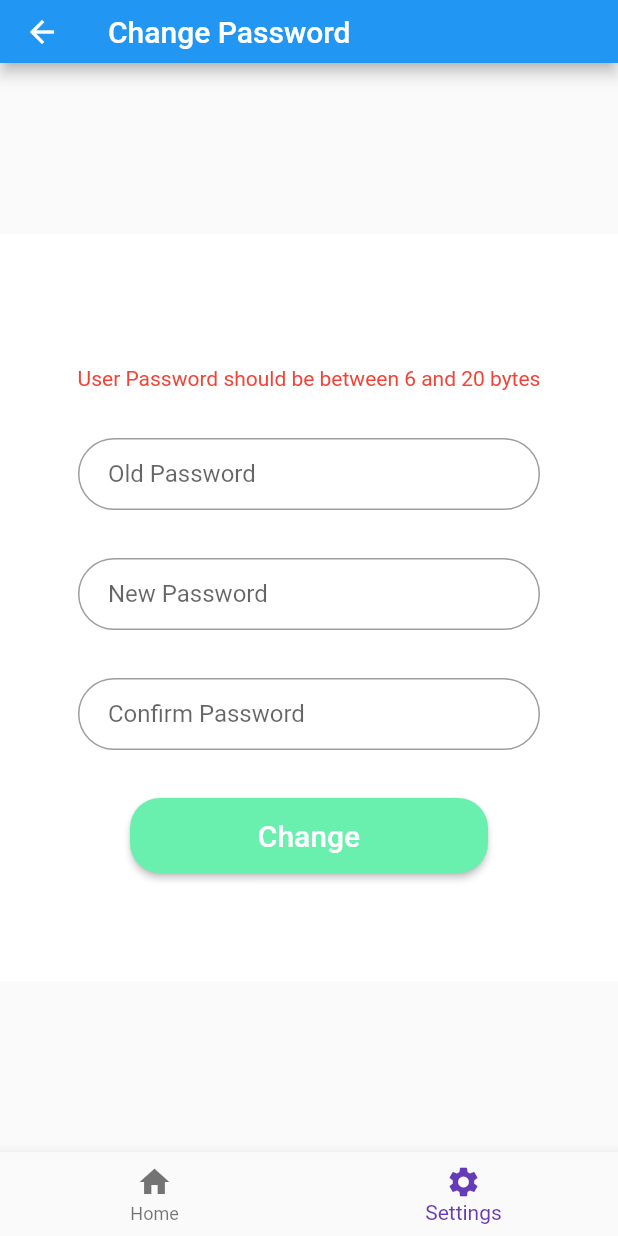
After one commit to lhcdims/fluttertemplate02, a Flutter app: the ClsChangePassword screen opened directly, after a tap on "Change", on a phone screen of 412 x 824 dp. The commit adds this screen. Run offline on Flutter 3.47's test engine with Material 2 defaults, Android fonts, the phone set to English and light mode, and no system bars; our stand-ins replace connectivity, flutter_redux, fluttertoast, modal_progress_hud, redux, shared_preferences; missing offline and left inert: adhara_socket_io, threading; accounts and stored records are empty.

Commit message:
Change Password OK

```diff
--- /dev/null
+++ b/lib/ChangePassword.dart
@@ -0,0 +1,284 @@
+// This program display the Login Page
+
+// Import Flutter Darts
+import 'dart:async';
+import 'package:flutter/material.dart';
+import 'package:flutter_redux/flutter_redux.dart';
+import 'package:modal_progress_hud/modal_progress_hud.dart';
+import 'package:redux/redux.dart';
+import 'package:threading/threading.dart';
+
+// Import Self Darts
+import 'gv.dart';
+import 'LangStrings.dart';
+import 'tmpSettings.dart';
+import 'Utilities.dart';
+
+// Import Pages
+import 'bottom.dart';
+import 'SettingsMain.dart';
+
+// Login Page
+class ClsChangePassword extends StatefulWidget {
+  @override
+  _ClsChangePasswordState createState() => _ClsChangePasswordState();
+}
+
+class _ClsChangePasswordState extends State<ClsChangePassword> {
+  @override
+  initState() {
+    super.initState();
+    // Add listeners to this class, if any
+  }
+
+  void funChangePressed() {
+    if (!gv.bolLoading) {
+      gv.resetVars();
+
+      // Validate Input
+      if (ut.stringBytes(ctlUserPWOld.text) < gv.intDefUserPWMinLen ||
+          ut.stringBytes(ctlUserPWOld.text) > gv.intDefUserPWMaxLen) {
+        setState(() {
+          gv.strChangePWError = ls.gs('UserPWErrorMinMaxLen');
+        });
+        return;
+      }
+      if (ut.stringBytes(ctlUserPW.text) < gv.intDefUserPWMinLen ||
+          ut.stringBytes(ctlUserPW.text) > gv.intDefUserPWMaxLen) {
+        setState(() {
+          gv.strChangePWError = ls.gs('UserPWErrorMinMaxLen');
+        });
+        return;
+      }
+      if (ut.stringBytes(ctlUserPW.text) ==
+          ut.stringBytes(ctlUserPWOld.text)) {
+        setState(() {
+          gv.strChangePWError = ls.gs('OldPasswordCannotBeTheSameAsNewPassword');
+        });
+        return;
+      }
+      if (ut.stringBytes(ctlUserPW.text) !=
+          ut.stringBytes(ctlUserPWConfirm.text)) {
+        setState(() {
+          gv.strChangePWError = ls.gs('RegisterErrorConfirmPassword');
+        });
+        return;
+      }
+
+      // Check Network Connection
+      if (!gv.gbolSIOConnected) {
+        setState(() {
+          gv.strChangePWError = ls.gs('NetworkDisconnectedTryLater');
+        });
+        return;
+      }
+
+      // Reset login result
+      gv.aryChangePWResult = [];
+
+      // Show Loading
+      setState(() {
+        gv.bolLoading = true;
+      });
+
+      // Send to server that client wants to change password
+      gv.socket.emit('ChangePassword', [gv.strLoginID, ctlUserPWOld.text, ctlUserPW.text]);
+
+      // Start ChangePW Time in ms
+      gv.timChangePW = DateTime.now().millisecondsSinceEpoch;
+
+      new Future.delayed(new Duration(milliseconds: 100), () async {
+        while (gv.bolLoading) {
+          await Thread.sleep(100);
+          // Use string to check if it is array
+          if (gv.aryChangePWResult.toString() == '[]') {
+            // this means the server not yet return any value
+            if (DateTime.now().millisecondsSinceEpoch - gv.timChangePW >
+                gv.intSocketTimeout) {
+              gv.strChangePWError = ls.gs('TimeoutError');
+              setState(() {
+                gv.bolLoading = false;
+              });
+            } else {
+              // Not Yet Timeout, so Continue Loading
+            }
+          } else {
+            // this means that server has returned some values
+            if (gv.aryChangePWResult[0] == '0000') {
+              gv.bolLoading = false;
+
+              // Save Login ID & PW in Memory
+              gv.strLoginPW = ctlUserPW.text;
+
+              // Save Login ID & PW in SharedPreferences
+              gv.setString('strLoginPW', gv.strLoginPW);
+
+              // Show Password Changed
+              ut.showToast(ls.gs('PasswordChanged'), true);
+
+              // Goto Settings Main
+              gv.gstrCurPage = 'SettingsMain';
+              Navigator.push(
+                context,
+                MaterialPageRoute(
+                    builder: (context) =>
+                        StoreConnector<int, int>(
+                            builder: (BuildContext context, int intTemp) {
+                              return ClsSettingsMain(intTemp);
+                            }, converter: (Store<int> sintTemp) {
+                          return sintTemp.state;
+                        })),
+              );
+              // Reset Routes
+              Navigator.pushNamedAndRemoveUntil(context, '/', (_) => false);
+            } else if (gv.aryChangePWResult[0] == '1000') {
+              gv.strChangePWError = ls.gs('OldPasswordIsNotCorrect');
+              setState(() {
+                gv.bolLoading = false;
+              });
+            } else {
+              // Other Error
+              gv.strChangePWError = ls.gs('SystemError');
+              setState(() {
+                gv.bolLoading = false;
+              });
+            }
+          }
+        }
+      });
+    }
+  }
+
+  final ctlUserPWOld = TextEditingController();
+  final ctlUserPW = TextEditingController();
+  final ctlUserPWConfirm = TextEditingController();
+
+  Widget Body() {
+    return Center(
+      child: Container(
+        color: Colors.white,
+        height: sv.dblBodyHeight,
+        width: sv.dblScreenWidth,
+        child: Center(
+          child: SingleChildScrollView(
+            child: Column(
+              mainAxisAlignment: MainAxisAlignment.center,
+              crossAxisAlignment: CrossAxisAlignment.center,
+              children: <Widget>[
+                Text(' '),
+                Text(gv.strChangePWError, style: TextStyle(color: Colors.red)),
+                Text(' '),
+                Text(' '),
+                Row(
+                  children: <Widget>[
+                    Text(ut.Space(sv.gintSpaceTextField)),
+                    Expanded(
+                      child: TextField(
+                        controller: ctlUserPWOld,
+                        autofocus: false,
+                        obscureText: true,
+                        decoration: InputDecoration(
+                          hintText: ls.gs('PasswordOld'),
+                          contentPadding:
+                              EdgeInsets.fromLTRB(20.0, 10.0, 20.0, 10.0),
+                          border: OutlineInputBorder(
+                              borderRadius: BorderRadius.circular(32.0)),
+                        ),
+                      ),
+                    ),
+                    Text(ut.Space(sv.gintSpaceTextField)),
+                  ],
+                ),
+                Text(' '),
+                Text(' '),
+                Row(
+                  children: <Widget>[
+                    Text(ut.Space(sv.gintSpaceTextField)),
+                    Expanded(
+                      child: TextField(
+                        controller: ctlUserPW,
+                        autofocus: false,
+                        obscureText: true,
+                        decoration: InputDecoration(
+                          hintText: ls.gs('PasswordNew'),
+                          contentPadding:
+                          EdgeInsets.fromLTRB(20.0, 10.0, 20.0, 10.0),
+                          border: OutlineInputBorder(
+                              borderRadius: BorderRadius.circular(32.0)),
+                        ),
+                      ),
+                    ),
+                    Text(ut.Space(sv.gintSpaceTextField)),
+                  ],
+                ),
+                Text(' '),
+                Text(' '),
+                Row(
+                  children: <Widget>[
+                    Text(ut.Space(sv.gintSpaceTextField)),
+                    Expanded(
+                      child: TextField(
+                        controller: ctlUserPWConfirm,
+                        autofocus: false,
+                        obscureText: true,
+                        decoration: InputDecoration(
+                          hintText: ls.gs('UserPWConfirm'),
+                          contentPadding:
+                          EdgeInsets.fromLTRB(20.0, 10.0, 20.0, 10.0),
+                          border: OutlineInputBorder(
+                              borderRadius: BorderRadius.circular(32.0)),
+                        ),
+                      ),
+                    ),
+                    Text(ut.Space(sv.gintSpaceTextField)),
+                  ],
+                ),
+                Text(' '),
+                Text(' '),
+                Row(
+                  children: <Widget>[
+                    Text(ut.Space(sv.gintSpaceBigButton)),
+                    Expanded(
+                      child: SizedBox(
+                        height: sv.dblDefaultFontSize * 2.5,
+                        child: RaisedButton(
+                          shape: new RoundedRectangleBorder(
+                              borderRadius: new BorderRadius.circular(
+                                  sv.dblDefaultRoundRadius)),
+                          textColor: Colors.white,
+                          color: Colors.greenAccent,
+                          onPressed: () => funChangePressed(),
+                          child: Text(ls.gs('Change'),
+                              style: TextStyle(
+                                  fontSize: sv.dblDefaultFontSize * 1)),
+                        ),
+                      ),
+                    ),
+                    Text(ut.Space(sv.gintSpaceBigButton)),
+                  ],
+                ),
+              ],
+            ),
+          ),
+        ),
+      ),
+    );
+  }
+
+  @override
+  Widget build(BuildContext context) {
+    return Scaffold(
+      appBar: PreferredSize(
+        child: AppBar(
+          title: Text(
+            ls.gs('ChangePassword'),
+            style: TextStyle(fontSize: sv.dblDefaultFontSize),
+          ),
+        ),
+        preferredSize: new Size.fromHeight(sv.dblTopHeight),
+      ),
+      body: ModalProgressHUD(child: Body(), inAsyncCall: gv.bolLoading),
+      bottomNavigationBar: ClsBottom(),
+    );
+  }
+}
--- a/lib/LangStrings.dart
+++ b/lib/LangStrings.dart
@@ -37,6 +37,7 @@ class ls {
     { 'Title':'ActivationEmailSent', 'Content':'Activation Email Sent'},
     { 'Title':'Change', 'Content':'Change'},
     { 'Title':'ChangeEmailNeedActivateAgain', 'Content':'Need to Re-Activate if email is changed'},
+    { 'Title':'ChangePassword', 'Content':'Change Password'},
     { 'Title':'EmailAddress', 'Content':'Email Address'},
     { 'Title':'EmailAddressFormatError', 'Content':'Email Address is not in the correct format'},
     { 'Title':'EmailAddressRegisterWarning', 'Content':'An Activation Code will be sent to you via Email'},
@@ -51,6 +52,9 @@ class ls {
     { 'Title':'LoginErrorUserIDPassword', 'Content':'Login Failed: User ID & Password does not match'},
     { 'Title':'LoginSuccess', 'Content':'Login Success'},
     { 'Title':'Logout', 'Content':'Logout'},
+    { 'Title':'PasswordChanged', 'Content':'Password Changed'},
+    { 'Title':'PasswordNew', 'Content':'New Password'},
+    { 'Title':'PasswordOld', 'Content':'Old Password'},
     { 'Title':'PersonalInformation', 'Content':'Personal Information'},
     { 'Title':'PersonalInformationChanged', 'Content':'Personal Information Changed'},
     { 'Title':'Register', 'Content':'Register'},
@@ -63,6 +67,8 @@ class ls {
     { 'Title':'NetworkDisconnected', 'Content':'Network Disonnected'},
     { 'Title':'NetworkDisconnectedTryLater', 'Content':'Network Disonnected, try again later'},
     { 'Title':'NothingChanged', 'Content':'Nothing Changed'},
+    { 'Title':'OldPasswordCannotBeTheSameAsNewPassword', 'Content':'Old Password cannot be the same as New Password'},
+    { 'Title':'OldPasswordIsNotCorrect', 'Content':'Old Password is not correct'},
     { 'Title':'SelectLanguage', 'Content':'Select Language'},
     { 'Title':'SendActivationEmailAgain', 'Content':'Send Activation Email Again'},
     { 'Title':'Settings', 'Content':'Settings'},
@@ -94,6 +100,7 @@ class ls {
     { 'Title':'ActivationEmailSent', 'Content':'已发生激活电邮'},
     { 'Title':'Change', 'Content':'更改'},
     { 'Title':'ChangeEmailNeedActivateAgain', 'Content':'若更改电邮需要重新激活账户'},
+    { 'Title':'ChangePassword', 'Content':'更改密码'},
     { 'Title':'EmailAddress', 'Content':'电邮地址'},
     { 'Title':'EmailAddressFormatError', 'Content':'电邮地址格式不正确'},
     { 'Title':'EmailAddressRegisterWarning', 'Content':'激活码将会透过电邮发送给您'},
@@ -108,6 +115,9 @@ class ls {
     { 'Title':'LoginErrorUserIDPassword', 'Content':'登入失败：账号 及 密码不匹配'},
     { 'Title':'LoginSuccess', 'Content':'登入成功'},
     { 'Title':'Logout', 'Content':'登出'},
+    { 'Title':'PasswordChanged', 'Content':'密码已更改'},
+    { 'Title':'PasswordNew', 'Content':'新密码'},
+    { 'Title':'PasswordOld', 'Content':'旧密码'},
     { 'Title':'PersonalInformation', 'Content':'个人资料'},
     { 'Title':'PersonalInformationChanged', 'Content':'个人资料已更改'},
     { 'Title':'Register', 'Content':'注册'},
@@ -120,6 +130,8 @@ class ls {
     { 'Title':'NetworkDisconnected', 'Content':'网络已断开'},
     { 'Title':'NetworkDisconnectedTryLater', 'Content':'网络已断开，请稍后再试'},
     { 'Title':'NothingChanged', 'Content':'没有任何改变'},
+    { 'Title':'OldPasswordCannotBeTheSameAsNewPassword', 'Content':'旧密码不能和新密码一样'},
+    { 'Title':'OldPasswordIsNotCorrect', 'Content':'旧密码不正确'},
     { 'Title':'SelectLanguage', 'Content':'选择语言'},
     { 'Title':'SendActivationEmailAgain', 'Content':'重新发送激活电邮'},
     { 'Title':'Settings', 'Content':'设置'},
@@ -151,6 +163,7 @@ class ls {
     { 'Title':'ActivationEmailSent', 'Content':'已發送激活電郵'},
     { 'Title':'Change', 'Content':'更改'},
     { 'Title':'ChangeEmailNeedActivateAgain', 'Content':'若更改電郵需要重新激活賬戶'},
+    { 'Title':'ChangePassword', 'Content':'更改密碼'},
     { 'Title':'EmailAddress', 'Content':'電郵地址'},
     { 'Title':'EmailAddressFormatError', 'Content':'電郵地址格式不正確'},
     { 'Title':'EmailAddressRegisterWarning', 'Content':'激活碼將會透過電郵發送給您'},
@@ -165,6 +178,9 @@ class ls {
     { 'Title':'LoginErrorUserIDPassword', 'Content':'登入失敗：賬號 及 密碼不匹配'},
     { 'Title':'LoginSuccess', 'Content':'登入成功'},
     { 'Title':'Logout', 'Content':'登出'},
+    { 'Title':'PasswordChanged', 'Content':'密碼已更改'},
+    { 'Title':'PasswordNew', 'Content':'新密碼'},
+    { 'Title':'PasswordOld', 'Content':'舊密碼'},
     { 'Title':'PersonalInformation', 'Content':'個人資料'},
     { 'Title':'PersonalInformationChanged', 'Content':'個人資料已更改'},
     { 'Title':'Register', 'Content':'註冊'},
@@ -177,6 +193,8 @@ class ls {
     { 'Title':'NetworkDisconnected', 'Content':'網絡已斷開'},
     { 'Title':'NetworkDisconnectedTryLater', 'Content':'網絡已斷開，請稍後再試'},
     { 'Title':'NothingChanged', 'Content':'沒有任何改變'},
+    { 'Title':'OldPasswordCannotBeTheSameAsNewPassword', 'Content':'舊密碼不能和新密碼一樣'},
+    { 'Title':'OldPasswordIsNotCorrect', 'Content':'舊密碼不正確'},
     { 'Title':'SelectLanguage', 'Content':'選擇語言'},
     { 'Title':'SendActivationEmailAgain', 'Content':'重新發送激活電郵'},
     { 'Title':'Settings', 'Content':'設置'},
--- a/lib/gv.dart
+++ b/lib/gv.dart
@@ -1,6 +1,7 @@
 // This program stores ALL global variables required by ALL darts
 
 // Import Flutter Darts
+import 'dart:convert';
 import 'package:adhara_socket_io/adhara_socket_io.dart';
 import 'package:connectivity/connectivity.dart';
 import 'package:flutter/material.dart';
@@ -132,6 +133,11 @@ class gv {
   static var ctlPerInfoUserEmail = TextEditingController();
   static bool bolPerInfoFirstCall = false;
 
+  // Var For Change Password
+  static var strChangePWError = '';
+  static var aryChangePWResult = [];
+  static var timChangePW = DateTime.now().millisecondsSinceEpoch;
+
   // socket.io related
   static const String URI = 'http://thisapp.zephan.top:10531';
   static bool gbolSIOConnected = false;
@@ -176,6 +182,7 @@ class gv {
       ut.showToast(ls.gs('NetworkDisconnected'));
     });
 
+
     socket.on('LoginResult', (data) {
       // Check if the result comes back too late
       if (DateTime.now().millisecondsSinceEpoch - timLogin > intSocketTimeout) {
@@ -217,6 +224,7 @@ class gv {
       }
     });
 
+
     socket.on('ForceLogoutByServer', (data) {
       // Force Logout By Server (Duplicate Login)
 
@@ -234,6 +242,7 @@ class gv {
       resetStates();
     });
 
+
     socket.on('RegisterResult', (data) {
       // Check if the result comes back too late
       if (DateTime.now().millisecondsSinceEpoch - timRegister >
@@ -243,6 +252,7 @@ class gv {
       }
       aryRegisterResult = data;
     });
+
 
     socket.on('ActivateResult', (data) {
       // Check if the result comes back too late
@@ -254,6 +264,7 @@ class gv {
       aryActivateResult = data;
     });
 
+
     socket.on('SendEmailAgainResult', (data) {
       // Check if the result comes back too late
       if (DateTime.now().millisecondsSinceEpoch - timActivate >
@@ -263,6 +274,7 @@ class gv {
       }
       aryActivateResult = data;
     });
+
 
     socket.on('GetPerInfoResult', (data) {
       // Check if the result comes back too late
@@ -290,6 +302,18 @@ class gv {
         return;
       }
       aryPerInfoResult = data;
+    });
+
+
+    socket.on('ChangePasswordResult', (data) {
+      // Check if the result comes back too late
+      if (DateTime.now().millisecondsSinceEpoch - timChangePW >
+          intSocketTimeout) {
+        print('ChangePassword Result Timeout');
+        return;
+      }
+      aryChangePWResult = data;
+      print('Change Password Result: ' + jsonEncode(data));
     });
 
 
--- a/lib/main.dart
+++ b/lib/main.dart
@@ -11,6 +11,7 @@ import 'tmpSettings.dart';
 
 // Import Pages
 import 'Activate.dart';
+import 'ChangePassword.dart';
 import 'Home.dart';
 import 'Login.dart';
 import 'PersonalInformation.dart';
@@ -108,6 +109,9 @@ class MainBody extends StatelessWidget {
       case 'ActivateAccount':
         return ClsActivateAccount();
         break;
+      case 'ChangePassword':
+        return ClsChangePassword();
+        break;
       case 'Home':
         return ClsHome();
         break;
```
Also changed, not shown: lib/SettingsMain.dart (+10 -0 lines), 1 other file.
